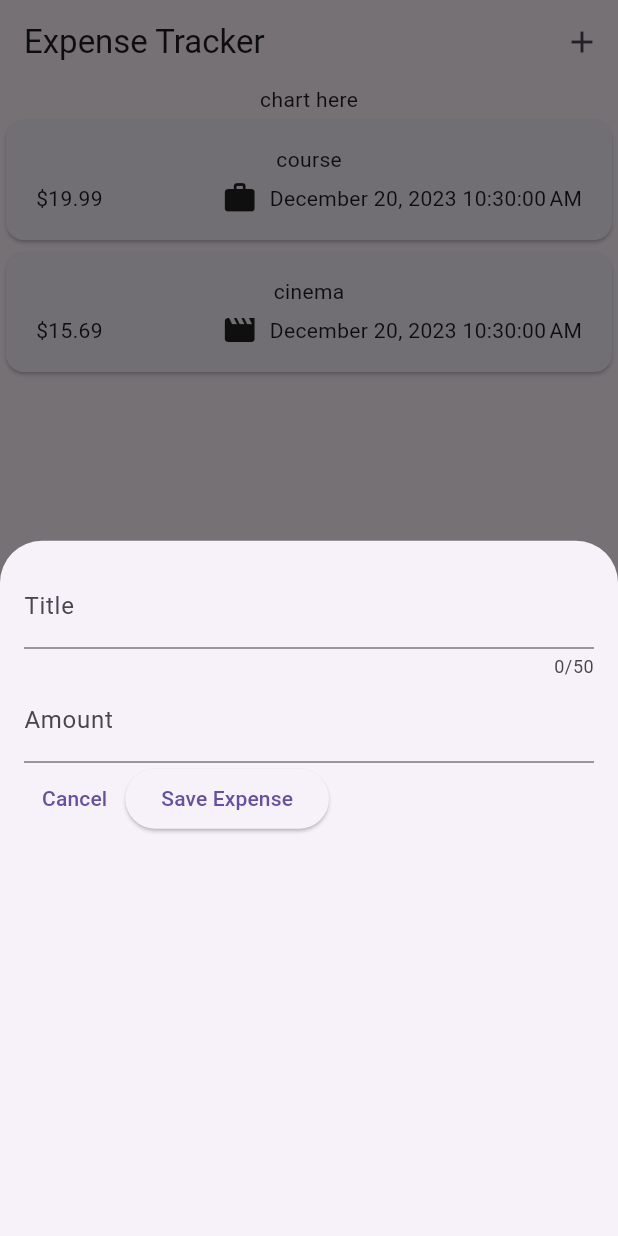
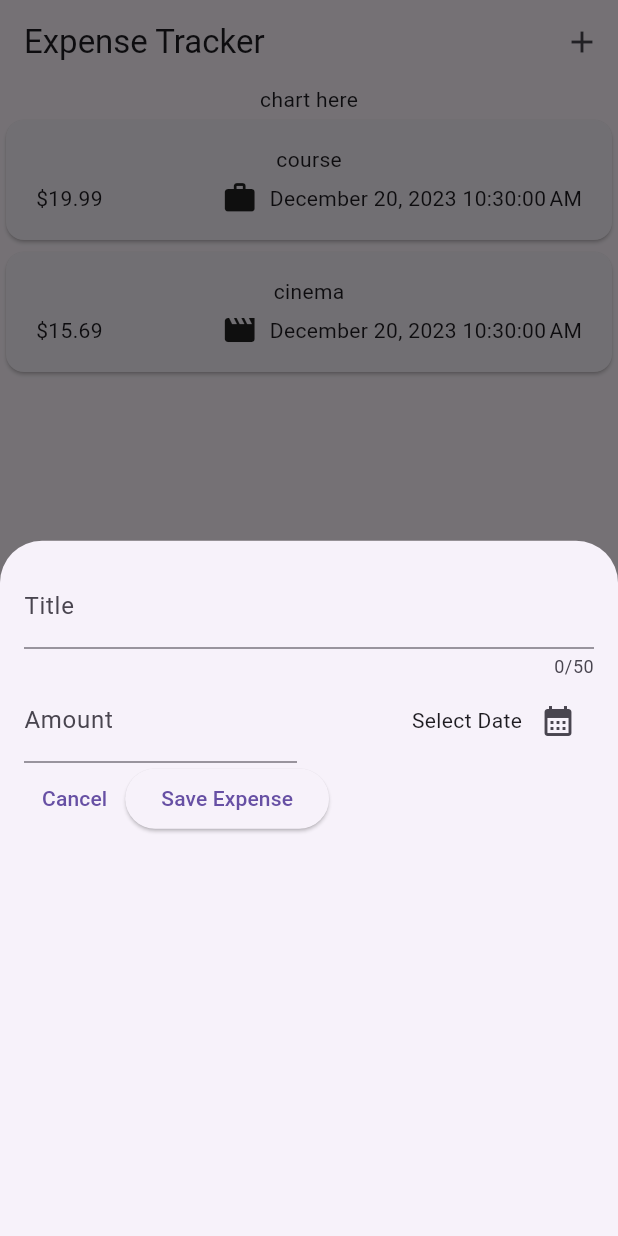
Before and after one commit to My-Own-Personal-Test/expense_app, a Flutter app: the screen it shows after launch, after a tap on the "add" icon, on a phone screen of 412 x 824 dp. Run offline on Flutter 3.47's test engine with Material 3 defaults, Android fonts, the phone set to English and light mode, and no system bars.

Commit message:
feat: user can pick date

```diff
--- a/lib/widgets/new_expense.dart
+++ b/lib/widgets/new_expense.dart
@@ -12,6 +12,18 @@ class NewExpense extends StatefulWidget {
 class _NewExpanseState extends State<NewExpense> {
   final _titleController = TextEditingController();
   final _amountController = TextEditingController();
+
+  void _presetDatePicker() {
+    final now = DateTime.now();
+    final firstDate = DateTime(now.year - 1, now.month, now.day);
+
+    showDatePicker(
+      context: context,
+      initialDate: now,
+      firstDate: firstDate,
+      lastDate: now,
+    );
+  }
 
   @override
   void dispose() {
@@ -33,13 +45,33 @@ class _NewExpanseState extends State<NewExpense> {
               label: Text('Title'),
             ),
           ),
-          TextField(
+          Row(
+            children: [
+              Expanded(
+                child: TextField(
                   controller: _amountController,
                   keyboardType: TextInputType.number,
                   decoration: const InputDecoration(
                     prefixText: '\$ ',
                     label: Text('Amount'),
                   ),
+                ),
+              ),
+              const SizedBox(width: 16),
+              Expanded(
+                child: Row(
+                  mainAxisAlignment: MainAxisAlignment.end,
+                  crossAxisAlignment: CrossAxisAlignment.center,
+                  children: [
+                    const Text('Select Date'),
+                    IconButton(
+                      onPressed: _presetDatePicker,
+                      icon: const Icon(Icons.calendar_month),
+                    )
+                  ],
+                ),
+              )
+            ],
           ),
           Row(
             children: [
```
Lines whose indentation alone changed are shown as unchanged.
